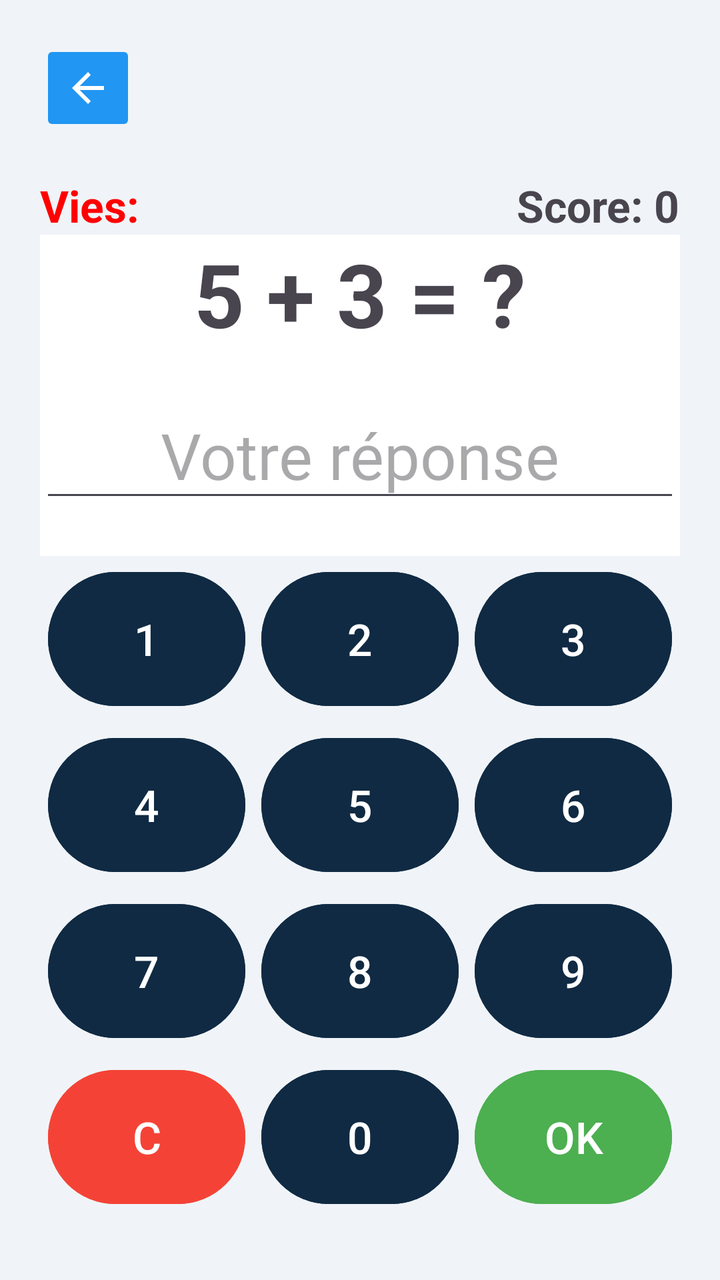
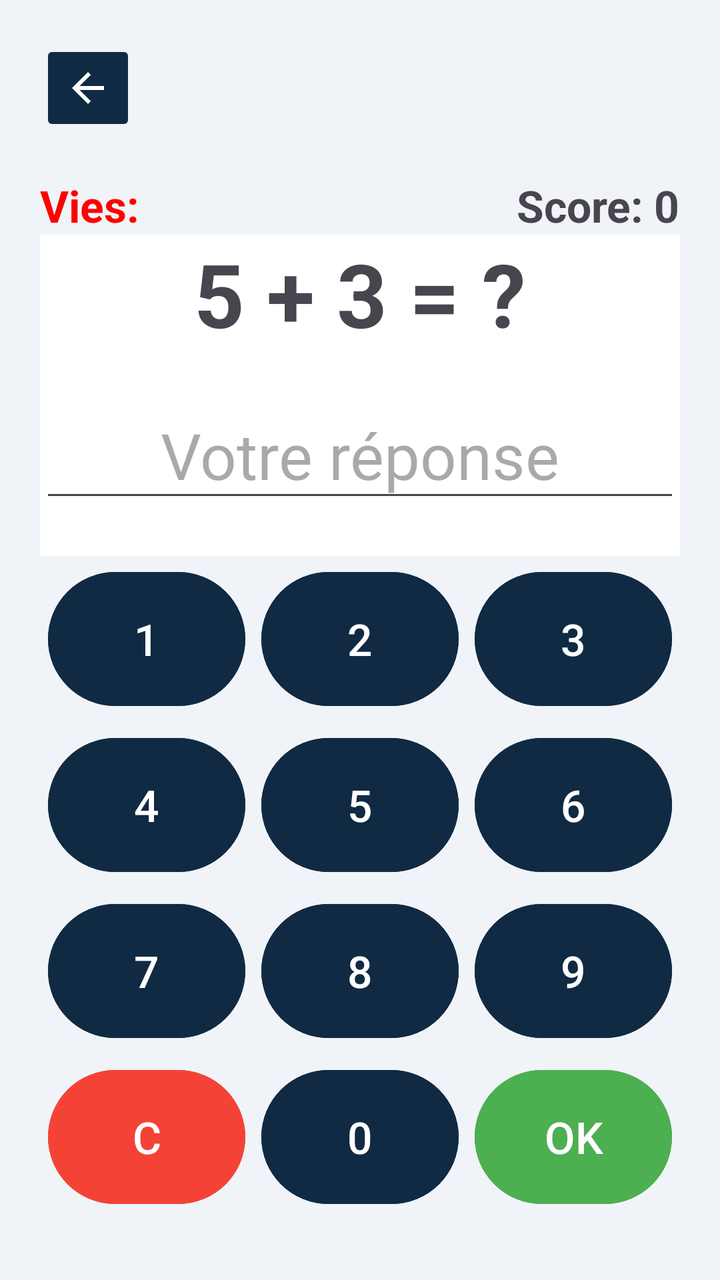

Before-and-after screenshots of an Android layout around one commit, followed by the original layout XML and the change that was made.
<!-- AndroidManifest.xml: application theme Theme.JeuCalcul -->
<!-- res/layout/activity_jeu.xml -->
<?xml version="1.0" encoding="utf-8"?>
<LinearLayout xmlns:android="http://schemas.android.com/apk/res/android"
    android:id="@+id/main"
    android:layout_width="match_parent"
    android:layout_height="match_parent"
    android:orientation="vertical"
    android:padding="20dp"
    android:background="#F0F4F8">

    <ImageButton
        android:id="@+id/bouton_retour"
        android:layout_width="48dp"
        android:layout_height="48dp"
        android:backgroundTint="#2196F3"
        android:src="@drawable/ic_fleche_retour"
        android:contentDescription="@string/bouton_retour"
        android:scaleType="centerInside" />

    <LinearLayout
        android:layout_width="match_parent"
        android:layout_height="wrap_content"
        android:orientation="horizontal"
        android:layout_marginTop="20dp">

        <TextView
            android:id="@+id/texte_vies"
            android:layout_width="0dp"
            android:layout_height="wrap_content"
            android:layout_weight="1"
            android:text="@string/texte_vies"
            android:textSize="22sp"
            android:textStyle="bold"
            android:textColor="#FF0000" />

        <TextView
            android:id="@+id/texte_score"
            android:layout_width="wrap_content"
            android:layout_height="wrap_content"
            android:text="Score: 0"
            android:textSize="22sp"
            android:textStyle="bold" />
    </LinearLayout>

    <LinearLayout
        android:layout_width="match_parent"
        android:layout_height="250dp"
        android:layout_weight="1"
        android:background="#FFFFFF"
        android:gravity="center"
        android:orientation="vertical">

        <TextView
            android:id="@+id/texte_calcul"
            android:layout_width="wrap_content"
            android:layout_height="wrap_content"
            android:layout_marginBottom="20dp"
            android:text="5 + 3 = ?"
            android:textSize="44sp"
            android:textStyle="bold" />

        <EditText
            android:id="@+id/input_reponse"
            android:layout_width="match_parent"
            android:layout_height="wrap_content"
            android:layout_marginBottom="10dp"
            android:gravity="center"
            android:hint="@string/hint_reponse"
            android:textSize="32sp" />

        <TextView
            android:id="@+id/texte_erreur"
            android:layout_width="wrap_content"
            android:layout_height="wrap_content"
            android:gravity="center"
            android:minHeight="26dp"
            android:text=""
            android:textColor="#F44336"
            android:textSize="18sp"
            android:textStyle="bold" />
    </LinearLayout>

    <LinearLayout
        android:layout_width="match_parent"
        android:layout_height="wrap_content"
        android:orientation="vertical"
        android:layout_marginBottom="10dp">

        <LinearLayout
            android:layout_width="match_parent"
            android:layout_height="wrap_content"
            android:orientation="horizontal">
            <Button android:id="@+id/btn_1" android:layout_width="0dp" android:layout_height="75dp" android:layout_weight="1" android:text="1" android:textSize="22sp" android:layout_margin="4dp" android:backgroundTint="#102A43"/>
            <Button android:id="@+id/btn_2" android:layout_width="0dp" android:layout_height="75dp" android:layout_weight="1" android:text="2" android:textSize="22sp" android:layout_margin="4dp" android:backgroundTint="#102A43"/>
            <Button android:id="@+id/btn_3" android:layout_width="0dp" android:layout_height="75dp" android:layout_weight="1" android:text="3" android:textSize="22sp" android:layout_margin="4dp" android:backgroundTint="#102A43"/>
        </LinearLayout>

        <LinearLayout
            android:layout_width="match_parent"
            android:layout_height="wrap_content"
            android:orientation="horizontal">
            <Button android:id="@+id/btn_4" android:layout_width="0dp" android:layout_height="75dp" android:layout_weight="1" android:text="4" android:textSize="22sp" android:layout_margin="4dp" android:backgroundTint="#102A43"/>
            <Button android:id="@+id/btn_5" android:layout_width="0dp" android:layout_height="75dp" android:layout_weight="1" android:text="5" android:textSize="22sp" android:layout_margin="4dp" android:backgroundTint="#102A43"/>
            <Button android:id="@+id/btn_6" android:layout_width="0dp" android:layout_height="75dp" android:layout_weight="1" android:text="6" android:textSize="22sp" android:layout_margin="4dp" android:backgroundTint="#102A43"/>
        </LinearLayout>

        <LinearLayout
            android:layout_width="match_parent"
            android:layout_height="wrap_content"
            android:orientation="horizontal">
            <Button android:id="@+id/btn_7" android:layout_width="0dp" android:layout_height="75dp" android:layout_weight="1" android:text="7" android:textSize="22sp" android:layout_margin="4dp" android:backgroundTint="#102A43"/>
            <Button android:id="@+id/btn_8" android:layout_width="0dp" android:layout_height="75dp" android:layout_weight="1" android:text="8" android:textSize="22sp" android:layout_margin="4dp" android:backgroundTint="#102A43"/>
            <Button android:id="@+id/btn_9" android:layout_width="0dp" android:layout_height="75dp" android:layout_weight="1" android:text="9" android:textSize="22sp" android:layout_margin="4dp" android:backgroundTint="#102A43"/>
        </LinearLayout>

        <LinearLayout
            android:layout_width="match_parent"
            android:layout_height="wrap_content"
            android:orientation="horizontal">
            <Button android:id="@+id/btn_clear" android:layout_width="0dp" android:layout_height="75dp" android:layout_weight="1" android:text="C" android:textSize="22sp" android:backgroundTint="#F44336" android:layout_margin="4dp"/>
            <Button android:id="@+id/btn_0" android:layout_width="0dp" android:layout_height="75dp" android:layout_weight="1" android:text="0" android:textSize="22sp" android:layout_margin="4dp" android:backgroundTint="#102A43"/>
            <Button android:id="@+id/bouton_valider" android:layout_width="0dp" android:layout_height="75dp" android:layout_weight="1" android:text="OK" android:textSize="22sp" android:backgroundTint="#4CAF50" android:layout_margin="4dp"/>
        </LinearLayout>
    </LinearLayout>
</LinearLayout>
<!-- resources referenced by this layout -->
<resources>
  <!-- drawable ic_fleche_retour (drawable) -->
  <vector xmlns:android="http://schemas.android.com/apk/res/android"
      android:width="24dp"
      android:height="24dp"
      android:viewportWidth="24"
      android:viewportHeight="24">
      <path
          android:fillColor="#FFFFFF"
          android:pathData="M20,11H7.83l5.59,-5.59L12,4l-8,8 8,8 1.41,-1.41L7.83,13H20v-2z"/>
  </vector>
  <string name="bouton_retour">Retour</string>
  <string name="hint_reponse">Votre réponse</string>
  <string name="texte_vies">Vies: </string>
  <style name="Theme.JeuCalcul" parent="Base.Theme.JeuCalcul" />
  <style name="Base.Theme.JeuCalcul" parent="Theme.Material3.DayNight.NoActionBar">
          
          
      </style>
</resources>

<!-- the commit's change to res/layout/activity_jeu.xml (unified diff, before → after) -->
@@ -11,10 +11,10 @@
         android:id="@+id/bouton_retour"
         android:layout_width="48dp"
         android:layout_height="48dp"
-        android:backgroundTint="#2196F3"
-        android:src="@drawable/ic_fleche_retour"
+        android:backgroundTint="#102A43"
         android:contentDescription="@string/bouton_retour"
-        android:scaleType="centerInside" />
+        android:scaleType="centerInside"
+        android:src="@drawable/ic_fleche_retour" />
 
     <LinearLayout
         android:layout_width="match_parent"
